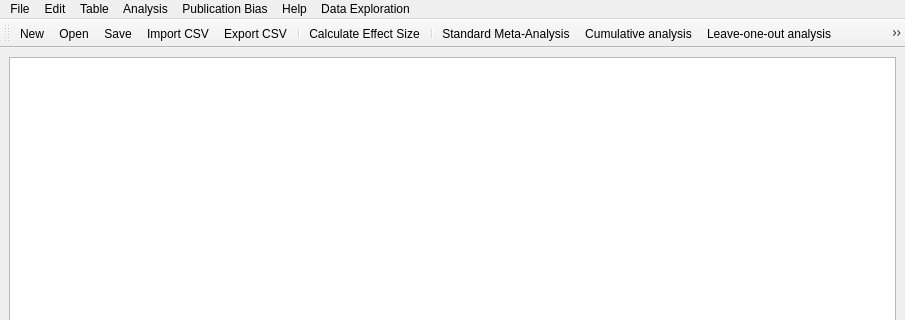
The window that main_window.ui (gdietz/OpenMEE) describes before a commit, drawn with Qt 5; both pictures show x 0 to 905 and y 0 to 320 of the 905 by 571 pixel window.
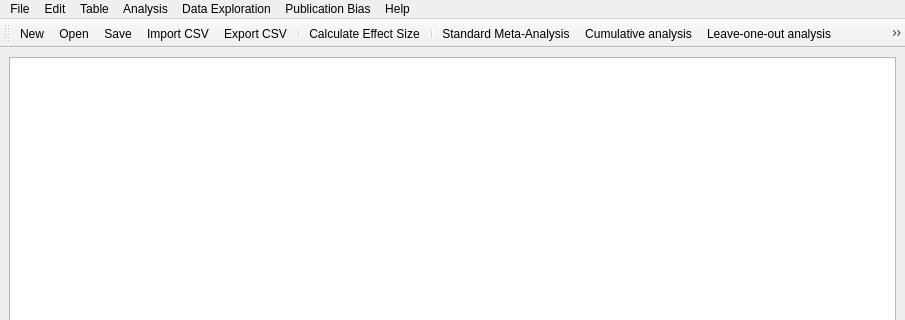
The same window after the commit. Icons and pictures are not drawn.

Diff of the .ui file:
```diff
--- a/main_window.ui
+++ b/main_window.ui
@@ -136,9 +136,9 @@
    <addaction name="menuEdit"/>
    <addaction name="menuTable"/>
    <addaction name="menuAnalysis"/>
+   <addaction name="menuData_Exploration"/>
    <addaction name="menuPublication_Bias"/>
    <addaction name="menuAbout"/>
-   <addaction name="menuData_Exploration"/>
   </widget>
   <widget class="QStatusBar" name="statusbar"/>
   <widget class="QToolBar" name="toolBar">
```
